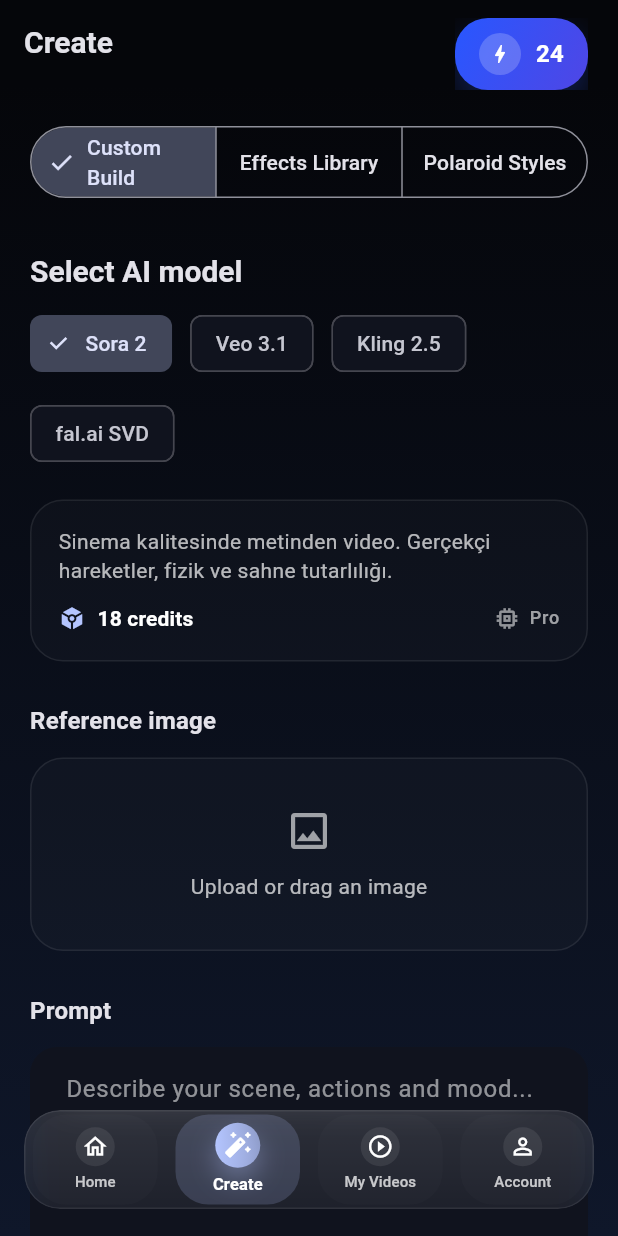
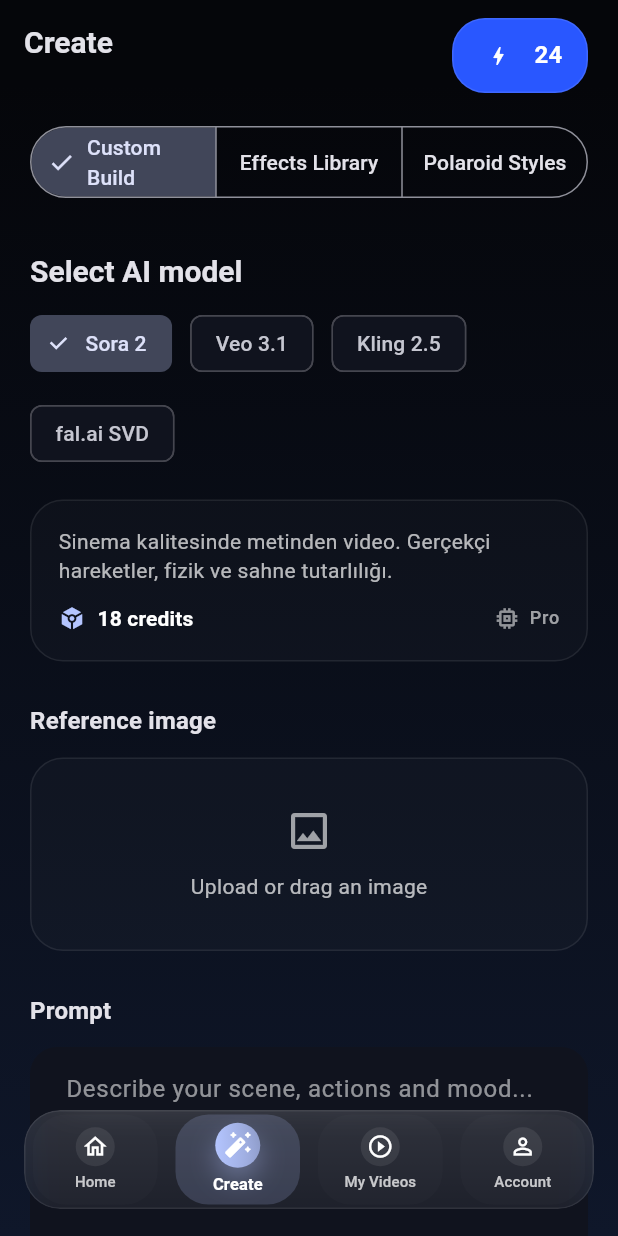
Before and after one commit to melihkochan/aemove, a Flutter app: the screen it shows after launch, item 2 of the bottom bar chosen, on a phone screen of 412 x 824 dp. Run offline on Flutter 3.47's test engine with Material 3 defaults, Android fonts, the phone set to English and light mode, and no system bars; our stand-ins replace easy_localization; network calls fail.

Commit message:
Refine layout of home screen and main shell by adjusting padding, margins, and border styles for improved visual consistency. Update quick action components for enhanced user experience and streamline design elements.

```diff
--- a/lib/screens/main_shell.dart
+++ b/lib/screens/main_shell.dart
@@ -296,27 +296,20 @@
           padding: const EdgeInsets.symmetric(horizontal: 16, vertical: 10),
           decoration: BoxDecoration(
             borderRadius: BorderRadius.circular(22),
-            gradient: const LinearGradient(
-              begin: Alignment.topLeft,
-              end: Alignment.bottomRight,
-              colors: [Color(0xFF2857FF), Color(0xFF4F46E5)],
+            color: const Color(0xFF2957FF),
+            border: Border.all(
+              color: Colors.white.withOpacity(0.1),
+              width: 1,
             ),
-            boxShadow: [
-              BoxShadow(
-                color: const Color(0xFF2857FF).withOpacity(0.28),
-                blurRadius: 18,
-                offset: const Offset(0, 10),
-              ),
-            ],
           ),
           child: Row(
             mainAxisSize: MainAxisSize.min,
             children: [
               Container(
                 padding: const EdgeInsets.all(6),
-                decoration: BoxDecoration(
+                decoration: const BoxDecoration(
                   shape: BoxShape.circle,
-                  color: Colors.white.withOpacity(0.2),
+                  color: Color(0x332857FF),
                 ),
                 child: const Icon(Icons.bolt, color: Colors.white, size: 16),
               ),
```
Also changed, not shown: lib/screens/home_screen.dart (+12 -12 lines).
